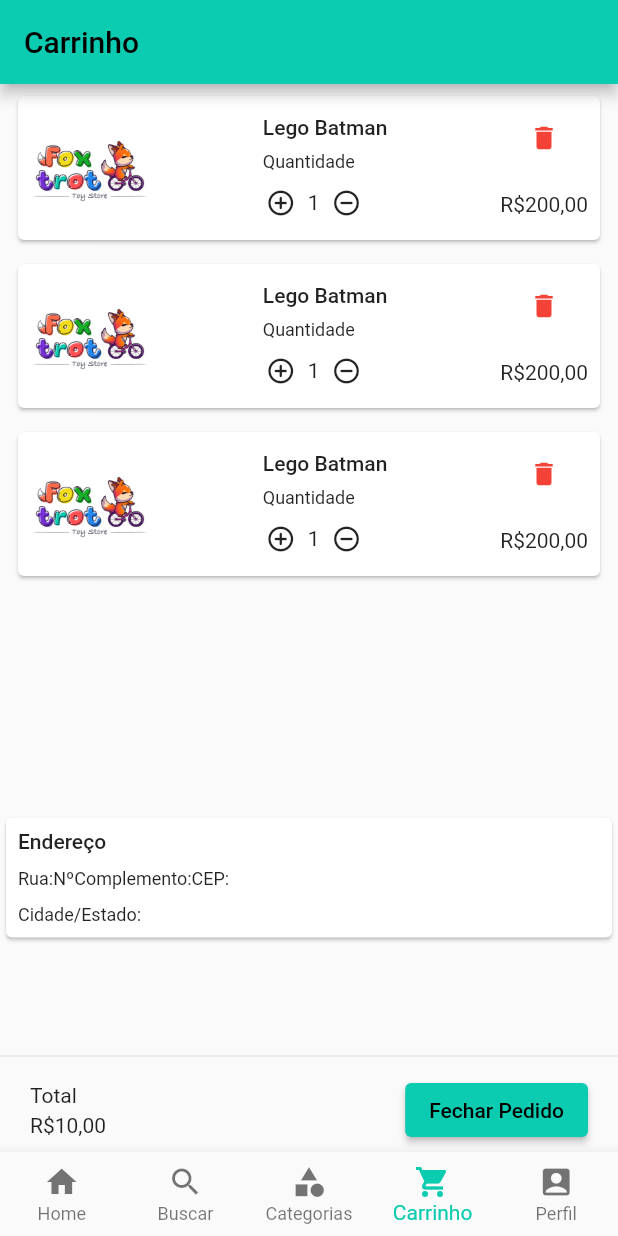
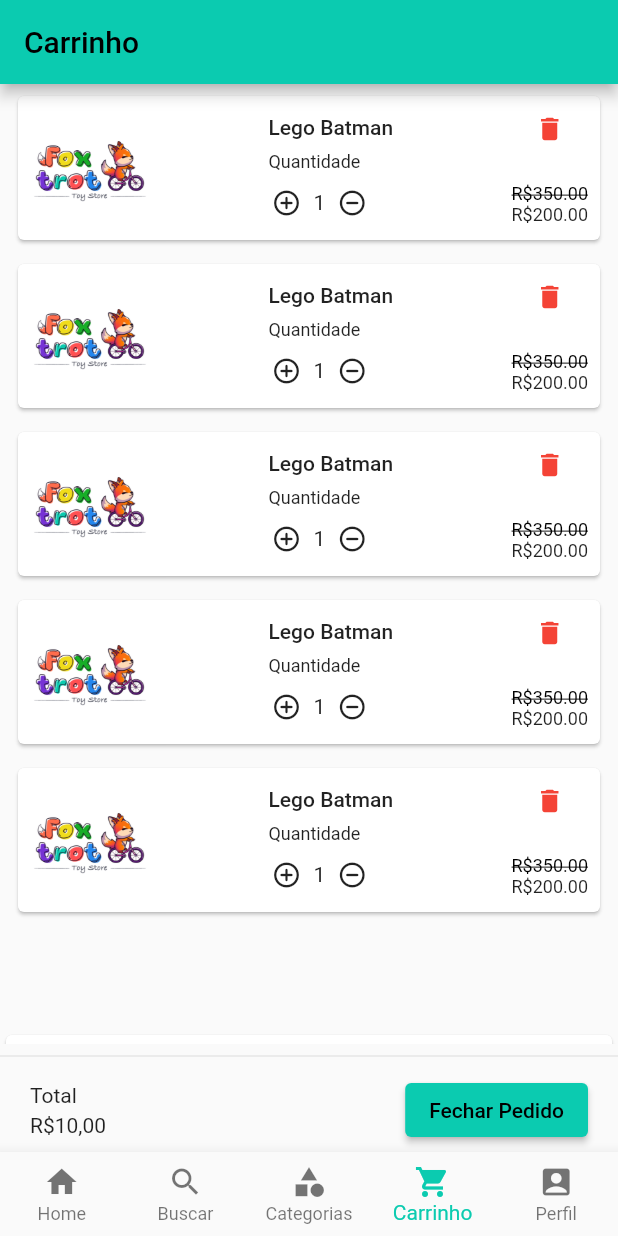
Before and after one commit to CammyFerreira/Projeto_Flutter, a Flutter app: the screen it shows after launch, item 4 of the bottom bar chosen, on a phone screen of 412 x 824 dp. Run offline on Flutter 3.47's test engine with Material 2 defaults, Android fonts, the phone set to English and light mode, and no system bars; our stand-ins replace carousel_slider, email_validator, fluttertoast, google_fonts; network calls fail.

Commit message:
carrinhov3

```diff
--- a/projeto_flutter/lib/components/carrinho_card.dart
+++ b/projeto_flutter/lib/components/carrinho_card.dart
@@ -72,7 +72,20 @@ class CarrinhoCard extends StatelessWidget {
                     Icons.delete,
                   ),
                 ),
-                const Text('R\$200,00'),
+                RichText(
+                  text: TextSpan(
+                    text: 'R\$${double.parse('350').toStringAsFixed(2)}',
+                    style: const TextStyle(
+                      color: Colors.black,
+                      fontSize: 12,
+                      decoration: TextDecoration.lineThrough,
+                    ),
+                  ),
+                ),
+                Text(
+                  'R\$${double.parse('200').toStringAsFixed(2)}',
+                  style: const TextStyle(fontSize: 12),
+                ),
               ],
             ),
           ],
--- a/projeto_flutter/lib/views/carrinho.dart
+++ b/projeto_flutter/lib/views/carrinho.dart
@@ -1,7 +1,5 @@
 import 'package:flutter/material.dart';
 import 'package:projeto_flutter/components/carrinho_card.dart';
-import 'package:projeto_flutter/controllers/categorias_controller.dart';
-import 'package:projeto_flutter/models/category.dart';
 import 'package:projeto_flutter/views/fragments/endereco.dart';
 
 class CarrinhoView extends StatefulWidget {
@@ -18,35 +16,45 @@ class _CarrinhoViewState extends State<CarrinhoView> {
       appBar: AppBar(
         title: const Text('Carrinho'),
       ),
-      body: Column(
+      body: SizedBox(
+        height: MediaQuery.of(context).size.height,
+        child: Column(
           children: [
-          const Padding(
-            padding: EdgeInsets.symmetric(horizontal: 8, vertical:4 ),
+            Expanded(
+              child: SingleChildScrollView(
+                child: Column(
+                  children: [
+                    ListView.builder(
+                      physics: const BouncingScrollPhysics(),
+                      shrinkWrap: true,
+                      itemCount: 5,
+                      itemBuilder: (context, index) {
+                        return const Padding(
+                          padding:
+                              EdgeInsets.symmetric(horizontal: 8, vertical: 4),
                           child: CarrinhoCard(),
+                        );
+                      },
                     ),
-           const Padding(
-            padding: EdgeInsets.symmetric(horizontal: 8, vertical:4 ),
-            child: CarrinhoCard(),
+                    const EnderecoCard(),
+                  ],
                 ),
-           const Padding(
-            padding: EdgeInsets.symmetric(horizontal: 8, vertical:4 ),
-            child: CarrinhoCard(),
               ),
-          EnderecoCard(),
-          const Spacer(),
+            ),
             const Divider(),
             Padding(
               padding: const EdgeInsets.symmetric(horizontal: 20, vertical: 4),
               child: Row(
                 mainAxisAlignment: MainAxisAlignment.spaceBetween,
                 children: [
-
                   Column(
                     mainAxisAlignment: MainAxisAlignment.spaceBetween,
                     crossAxisAlignment: CrossAxisAlignment.start,
                     children: const [
                       Padding(
-                      padding: EdgeInsets.only(bottom: 4,),
+                        padding: EdgeInsets.only(
+                          bottom: 4,
+                        ),
                         child: Text('Total'),
                       ),
                       Text('R\$10,00'),
@@ -58,8 +66,9 @@ class _CarrinhoViewState extends State<CarrinhoView> {
                   ),
                 ],
               ),
-          )
+            ),
           ],
+        ),
       ),
     );
   }
--- a/projeto_flutter/lib/views/fragments/endereco.dart
+++ b/projeto_flutter/lib/views/fragments/endereco.dart
@@ -1,13 +1,11 @@
 import 'package:flutter/material.dart';
-import 'package:flutter/src/widgets/framework.dart';
-import 'package:flutter/src/widgets/placeholder.dart';
 class EnderecoCard extends StatelessWidget {
   const EnderecoCard({super.key});
 
   @override
   Widget build(BuildContext context) {
     return Padding(
-      padding: const EdgeInsets.only(top: 149),
+      padding: const EdgeInsets.only(top: 70),
       child: Card(
         child: Padding(
           padding: const EdgeInsets.all(8.0),
@@ -24,11 +22,11 @@ class EnderecoCard extends StatelessWidget {
                     style: TextStyle(fontWeight: FontWeight.w500),
                   ),
                    Padding(
-                    padding: EdgeInsets.symmetric(
+                    padding: const EdgeInsets.symmetric(
                       vertical: 10,
                     ),
                     child: Row(
-                      children: [
+                      children: const [
                         Text(
                           'Rua:',
                           style: TextStyle(fontSize: 12),
@@ -49,7 +47,7 @@ class EnderecoCard extends StatelessWidget {
                     ),
 
                   ),
-                  Text(
+                  const Text(
                           'Cidade/Estado:',
                           style: TextStyle(fontSize: 12),
                         ),
```
Lines whose indentation alone changed are shown as unchanged.
